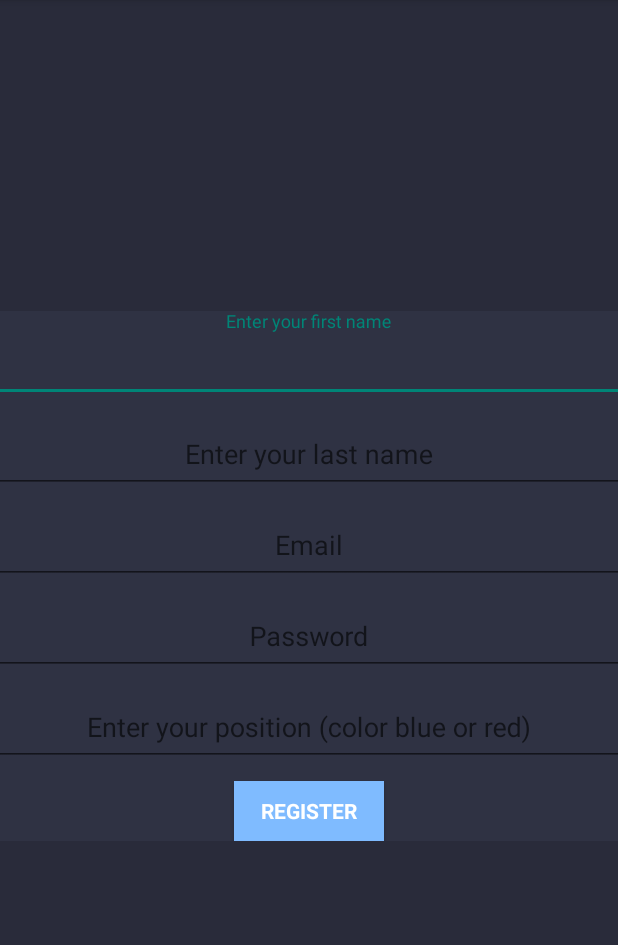
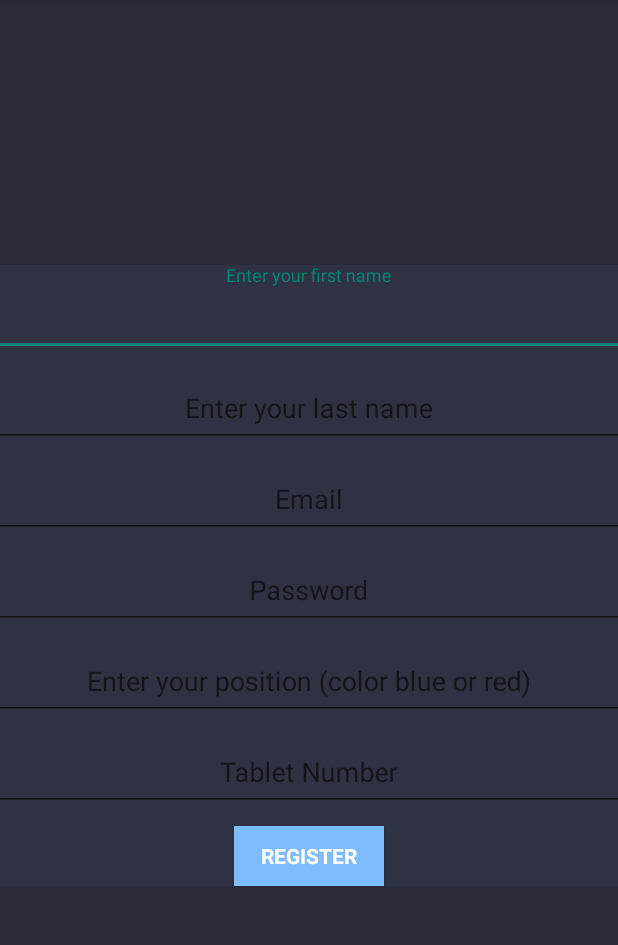
Before and after one commit to PrasannS/CryptoniteScout, an Android app: the Register screen opened directly, with no data from a screen before it, on a phone screen of 412 x 824 dp, the part 84-1029 px from its top. Run offline under Robolectric (Android 15) with nearby library versions, the phone set to English and light mode, and no system bars; libraries missing offline, so code that uses them is left out: com.cpjd.models, org.greenrobot.greendao; 3 statements that could not run were skipped.

```diff
--- a/app/src/main/java/cryptonite624/android/apps/com/cryptonitescout/CRyptoniteApplication.java
+++ b/app/src/main/java/cryptonite624/android/apps/com/cryptonitescout/CRyptoniteApplication.java
@@ -21,8 +21,6 @@ public class CRyptoniteApplication extends Application {
                 new DbOpenHelper(this, "greendao_demo.db").getWritableDb()).newSession();
         Config def = new Config();
         User u = new User();
-        mDaoSession.getConfigDao().deleteAll();
-        mDaoSession.getUserDao().deleteAll();
         if(mDaoSession.getConfigDao().loadAll().size()==0) {
             def.setEventkey("2019week0");
             def.setCurrentmatch(0);
--- a/app/src/main/java/cryptonite624/android/apps/com/cryptonitescout/LoginActivity.java
+++ b/app/src/main/java/cryptonite624/android/apps/com/cryptonitescout/LoginActivity.java
@@ -40,6 +40,7 @@ import java.util.List;
 
 import cryptonite624.android.apps.com.cryptonitescout.Models.ActionMap;
 import cryptonite624.android.apps.com.cryptonitescout.Models.ActionMapDao;
+import cryptonite624.android.apps.com.cryptonitescout.Models.Config;
 import cryptonite624.android.apps.com.cryptonitescout.Models.DaoSession;
 import cryptonite624.android.apps.com.cryptonitescout.Models.User;
 import cryptonite624.android.apps.com.cryptonitescout.Models.UserDao;
@@ -446,12 +447,15 @@ public class LoginActivity extends AppCompatActivity implements LoaderCallbacks<
         if(u.getEmail().equals("")||u.getPassword().equals(""))
             return false;
         QueryBuilder<User> qb = daoSession.getUserDao().queryBuilder();
+        Config config = daoSession.getConfigDao().loadAll().get(0);
         qb.and(UserDao.Properties.Email.eq(u.getEmail()),UserDao.Properties.Password.eq(u.getPassword()));
         List<User>user = qb.list();
         if(user.size()>0) {
             if(isloginvalid(user,u)) {
                 user.get(0).setLoggedin(true);
-                daoSession.getUserDao().save(user.get(0));
+                daoSession.getUserDao().update(user.get(0));
+                config.setCurrentuser(user.get(0).getEmail());
+                daoSession.getConfigDao().update(config);
                 return true;
             }
         }
--- a/app/src/main/java/cryptonite624/android/apps/com/cryptonitescout/MapView.java
+++ b/app/src/main/java/cryptonite624/android/apps/com/cryptonitescout/MapView.java
@@ -913,6 +913,7 @@ public class MapView extends AppCompatActivity implements EmptyFragment.OnFragme
 
     @Override
     public void OnSubmissionRead(String message) {
+        Intent intent;
         switch(message){
             case "submit":
                 daoSession.getActionMapDao().save(actionMap);
@@ -923,9 +924,11 @@ public class MapView extends AppCompatActivity implements EmptyFragment.OnFragme
                 }
                 config.setCurrentmatch((config.getCurrentmatch())+1);
                 updateRD(actionMap);
+                intent = new Intent(getBaseContext(), DataAccessActivity.class);
+                startActivity(intent);
                 break;
             case "replay":
-                Intent intent = new Intent(getBaseContext(), ReplayViewPage.class);
+                intent = new Intent(getBaseContext(), ReplayViewPage.class);
                 intent.putExtra("match", ActionMapUtils.toString(actionMap));
                 startActivity(intent);
                 break;
--- a/app/src/main/java/cryptonite624/android/apps/com/cryptonitescout/RankingFragment.java
+++ b/app/src/main/java/cryptonite624/android/apps/com/cryptonitescout/RankingFragment.java
@@ -87,8 +87,8 @@ public class RankingFragment extends Fragment {
         View view = inflater.inflate(R.layout.fragment_rankings, container, false);
         daoSession = ((CRyptoniteApplication)getActivity().getApplication()).getDaoSession();
         List<RankingData> rankings = daoSession.getRankingDataDao().loadAll();
+        tableView = (TableView<String[]>) view.findViewById(R.id.tableView);
         tableView.setColumnCount(9);
-        tableView = (TableView<String[]>) view.findViewById(R.id.tableView);
         tableView.setDataAdapter(new SimpleTableDataAdapter(getContext(), getArrfromRanking(rankings)));
         tableView.setHeaderAdapter(new SimpleTableHeaderAdapter(getContext(), TABLE_HEADERS));
         tableView.addDataClickListener(new TableDataClickListener<String[]>() {
--- a/app/src/main/java/cryptonite624/android/apps/com/cryptonitescout/Register.java
+++ b/app/src/main/java/cryptonite624/android/apps/com/cryptonitescout/Register.java
@@ -12,6 +12,7 @@ import android.widget.Toast;
 
 import com.cpjd.models.matches.MatchAlliance;
 
+import cryptonite624.android.apps.com.cryptonitescout.Models.Config;
 import cryptonite624.android.apps.com.cryptonitescout.Models.DaoSession;
 import cryptonite624.android.apps.com.cryptonitescout.Models.User;
 import cryptonite624.android.apps.com.cryptonitescout.Utils.UserUtils;
@@ -21,6 +22,7 @@ public class Register extends AppCompatActivity implements BluetoothHandler.Blue
     private Button toLoging;
     private AutoCompleteTextView fn;
     private AutoCompleteTextView ln;
+    private EditText tn;
     private EditText ps;
     private AutoCompleteTextView em;
     private EditText position;
@@ -34,6 +36,7 @@ public class Register extends AppCompatActivity implements BluetoothHandler.Blue
         super.onCreate(savedInstanceState);
         setContentView(R.layout.activity_register);
 
+        tn = findViewById(R.id.tabletnum);
         em = findViewById(R.id.register_email);
         fn = findViewById(R.id.last_name_register);
         ln = findViewById(R.id.first_name_register);
@@ -60,6 +63,10 @@ public class Register extends AppCompatActivity implements BluetoothHandler.Blue
                     e.printStackTrace();
                 }
                 startActivity(new Intent(Register.this, LoginActivity.class));
+
+                Config config = daoSession.getConfigDao().loadAll().get(0);
+                config.setTabletnumber(Integer.parseInt(tn.getText().toString()));
+                daoSession.getConfigDao().update(config);
             }
         });
     }
--- a/app/src/main/res/layout/activity_camera.xml
+++ b/app/src/main/res/layout/activity_camera.xml
@@ -15,7 +15,7 @@
         <android.support.v7.widget.Toolbar
             android:id="@+id/toolbar"
             android:layout_width="match_parent"
-            android:layout_height="?attr/actionBarSize"
+            android:layout_height="50dp"
             android:background="?attr/colorPrimary">
         </android.support.v7.widget.Toolbar>
             <!--app:popupTheme="@style/AppTheme.PopupOverlay" />-->
--- a/app/src/main/res/layout/activity_register.xml
+++ b/app/src/main/res/layout/activity_register.xml
@@ -122,6 +122,29 @@
 
             </android.support.design.widget.TextInputLayout>
 
+            <android.support.design.widget.TextInputLayout
+                android:layout_width="match_parent"
+                android:layout_height="wrap_content"
+                android:layout_marginLeft="100dp">
+
+                <EditText
+                    android:id="@+id/tabletnum"
+                    android:layout_width="600dp"
+                    android:layout_height="50dp"
+                    android:gravity="center_horizontal|center_vertical"
+                    android:autofillHints=""
+                    android:hint="Tablet Number"
+                    android:textColorHint="@color/TextColor"
+                    android:imeActionId="6"
+                    android:imeActionLabel="@string/action_sign_in_short"
+                    android:imeOptions="actionUnspecified"
+                    android:inputType="textPassword"
+                    android:maxLines="1"
+                    android:singleLine="true"/>
+
+
+            </android.support.design.widget.TextInputLayout>
+
             <Button
                 android:id="@+id/toLogin_register"
                 style="?android:textAppearanceSmall"
@@ -136,6 +159,8 @@
                 android:background="@color/blueTeamColor"/>
 
 
+
+
         </LinearLayout>
     </ScrollView>
 
```
Also changed, not shown: app/src/main/java/cryptonite624/android/apps/com/cryptonitescout/AdminActivity.java (+9 -32 lines), app/src/main/java/cryptonite624/android/apps/com/cryptonitescout/Models/Config.java (+14 -2 lines).
